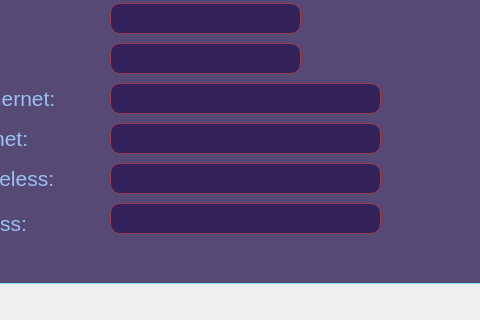
Above: mainwindow.ui from harricePrivat/Qt_mit before the change; both pictures show x 650 to 1130 and y 327 to 647 of the 1297 by 647 pixel window. Below: the same form after it.
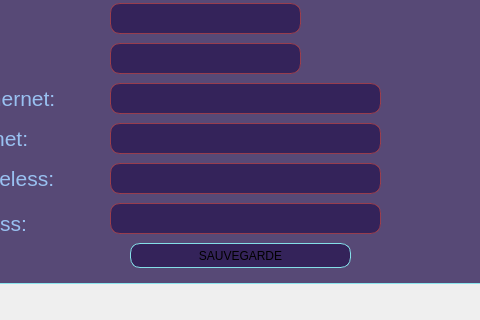
That is the form after the change. The open tabs and pages were chosen to show the change. Icons and pictures are not drawn.

```diff
--- a/mainwindow.ui
+++ b/mainwindow.ui
@@ -981,6 +981,19 @@
 border: 1px solid rgba(191, 64, 64, 171)</string>
        </property>
       </widget>
+      <widget class="QPushButton" name="pushButton">
+       <property name="geometry">
+        <rect>
+         <x>510</x>
+         <y>470</y>
+         <width>221</width>
+         <height>25</height>
+        </rect>
+       </property>
+       <property name="text">
+        <string>SAUVEGARDE</string>
+       </property>
+      </widget>
      </widget>
     </widget>
    </widget>
```
Left out of the diff: 4 changed lines with no effect on the pictures.
